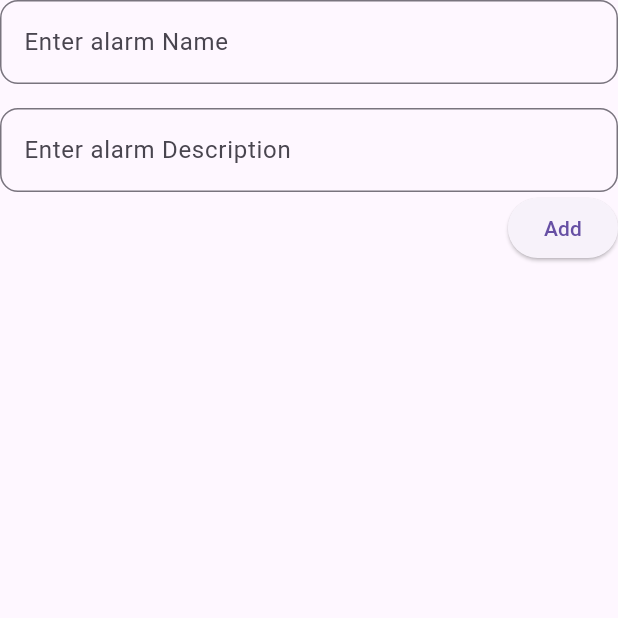
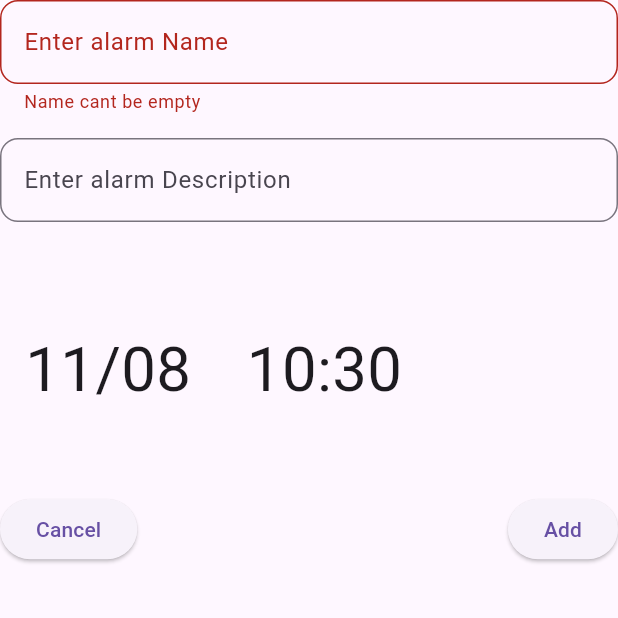
Before and after one commit to Davipcrs/flutter_clock, a Flutter app: the AddAlarmView screen opened directly, after a tap on "Add", on a phone screen of 412 x 824 dp, the top half of it. Run offline on Flutter 3.47's test engine with Material 2 defaults, Android fonts, the light colour scheme and no system bars; our stand-ins replace sqflite; missing offline and left inert: alarm; accounts and stored records are empty.

Commit message:
add Alarm view UI completed, need add functionality.

```diff
--- a/lib/view/add_alarm_view.dart
+++ b/lib/view/add_alarm_view.dart
@@ -13,8 +13,46 @@ class _AddAlarmViewState extends State<AddAlarmView> {
   TextEditingController name_controller = TextEditingController();
   TextEditingController desc_controller = TextEditingController();
   DateTime time_controller = DateTime.now();
+  late String timeHour;
+  late String timeMinute;
+  late String dateDay;
+  late String dateMonth;
+  bool name_error_validator = false;
+
+  @override
+  void initState() {
+    super.initState();
+    timeCorrection();
+  }
+
+  void timeCorrection() {
+    timeHour = time_controller.hour.toString();
+    if (timeHour.length < 2) {
+      timeHour = '0$timeHour';
+    }
+    timeMinute = time_controller.minute.toString();
+    if (timeMinute.length < 2) {
+      timeMinute = '0$timeMinute';
+    }
+    dateDay = time_controller.day.toString();
+    if (dateDay.length < 2) {
+      dateDay = '0$dateDay';
+    }
+    dateMonth = time_controller.month.toString();
+    if (dateMonth.length < 2) {
+      dateMonth = '0$dateMonth';
+    }
+  }
 
   _addOnTap() {
+    if (name_controller.text.isEmpty) {
+      setState(
+        () {
+          name_error_validator = true;
+        },
+      );
+      return;
+    }
     AlarmModel alarmModel = AlarmModel(
       id: 0,
       isActive: true,
@@ -27,8 +65,6 @@ class _AddAlarmViewState extends State<AddAlarmView> {
     name_controller.clear();
     desc_controller.clear();
     time_controller = DateTime.now();
-
-    print(DB.instance.retrieveAlarm());
   }
 
   @override
@@ -43,13 +79,16 @@ class _AddAlarmViewState extends State<AddAlarmView> {
               keyboardType: TextInputType.text,
               decoration: InputDecoration(
                 labelText: 'Enter alarm Name',
+                errorText: name_error_validator ? 'Name cant be empty' : null,
                 border: OutlineInputBorder(
                   borderRadius: BorderRadius.circular(12),
                 ),
               ),
             ),
           ),
-          TextField(
+          Padding(
+            padding: const EdgeInsets.only(bottom: 16),
+            child: TextField(
               controller: desc_controller,
               keyboardType: TextInputType.text,
               decoration: InputDecoration(
@@ -59,11 +98,53 @@ class _AddAlarmViewState extends State<AddAlarmView> {
                 ),
               ),
             ),
-          Row(),
+          ),
+          Row(
+            children: [
+              InkWell(
+                child: Container(
+                  decoration: BoxDecoration(
+                    borderRadius: BorderRadius.circular(12),
+                  ),
+                  width: MediaQuery.of(context).size.width * 0.35,
+                  height: MediaQuery.of(context).size.height * 0.2,
+                  child: Center(
+                    child: Text(
+                      '$dateDay/$dateMonth',
+                      style: TextStyle(
+                          fontSize: MediaQuery.of(context).size.width * 0.1),
+                    ),
+                  ),
+                ),
+                onTap: () => null,
+              ),
+              InkWell(
+                child: Container(
+                  decoration: BoxDecoration(
+                    borderRadius: BorderRadius.circular(12),
+                  ),
+                  width: MediaQuery.of(context).size.width * 0.35,
+                  height: MediaQuery.of(context).size.height * 0.2,
+                  child: Center(
+                    child: Text(
+                      '$timeHour:$timeMinute',
+                      style: TextStyle(
+                          fontSize: MediaQuery.of(context).size.width * 0.1),
+                    ),
+                  ),
+                ),
+                onTap: () => null,
+              ),
+            ],
+          ),
           Row(
             crossAxisAlignment: CrossAxisAlignment.end,
-            mainAxisAlignment: MainAxisAlignment.end,
+            mainAxisAlignment: MainAxisAlignment.spaceBetween,
             children: [
+              ElevatedButton(
+                onPressed: () => null,
+                child: Text('Cancel'),
+              ),
               ElevatedButton(
                 onPressed: () => _addOnTap(),
                 child: Text('Add'),
--- a/lib/view/clock_view.dart
+++ b/lib/view/clock_view.dart
@@ -84,7 +84,12 @@ class _HomePageState extends State<HomePage> {
               ],
             ),
           ),
-          const AlarmView(),
+          //const AlarmView(),
+          SizedBox(
+            height: (MediaQuery.of(context).size.height) * 0.7,
+            width: (MediaQuery.of(context).size.width) * 0.7,
+            child: const AddAlarmView(),
+          ),
 
           /*
           SizedBox(
```
Also changed, not shown: lib/view/time_picker_view.dart (added). Lines whose indentation alone changed are shown as unchanged.
